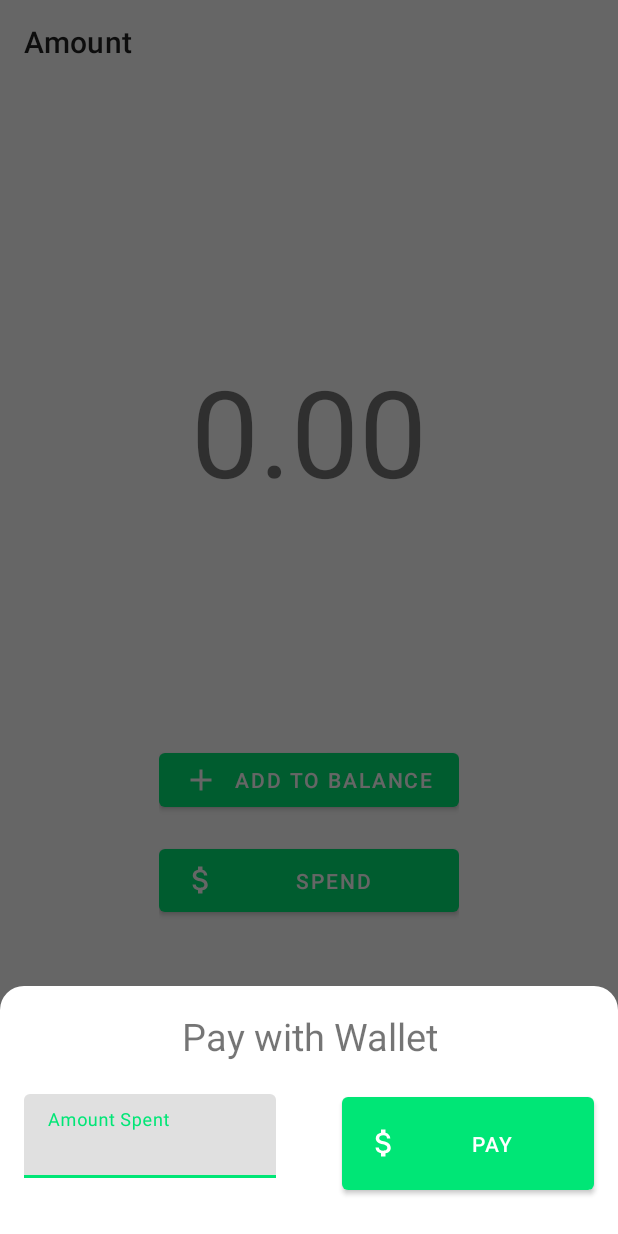
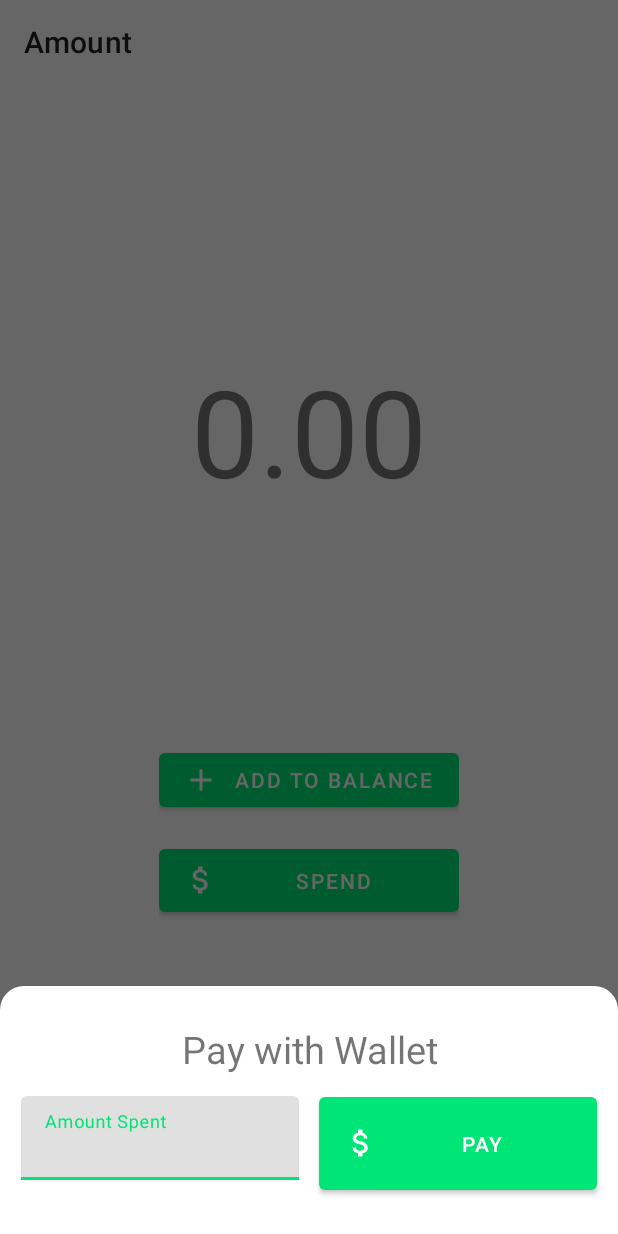
Before and after one commit to GittyMac/WalletCount, an Android app: the screen it shows after launch (MainActivity), after a tap on "SPEND", on a phone screen of 412 x 824 dp. Run offline under Robolectric (Android 15) with nearby library versions, the phone set to English and light mode, and no system bars; our stand-ins replace navigation-ui.

Commit message:
fixed the layout of the spending bottomsheet

```diff
--- a/app/src/main/res/layout/spend_funds_bottomsheet.xml
+++ b/app/src/main/res/layout/spend_funds_bottomsheet.xml
@@ -7,25 +7,25 @@
 
     <Button
         android:id="@+id/button4"
-        android:layout_width="168dp"
+        android:layout_width="0dp"
         android:layout_height="74dp"
         android:layout_marginTop="68dp"
-        android:layout_marginEnd="16dp"
         android:text="Pay"
         app:icon="@drawable/ic_attach_money_black_24dp"
         app:layout_constraintEnd_toEndOf="parent"
-        app:layout_constraintTop_toTopOf="parent" />
+        app:layout_constraintStart_toEndOf="@+id/textInputLayout"
+        app:layout_constraintTop_toTopOf="parent"
+        app:layout_constraintWidth_percent="0.45" />
 
     <TextView
         android:id="@+id/textView4"
         android:layout_width="wrap_content"
         android:layout_height="wrap_content"
         android:layout_marginTop="16dp"
-        android:layout_marginBottom="21dp"
         android:text="Pay with Wallet"
         android:textAlignment="center"
         android:textSize="25sp"
-        app:layout_constraintBottom_toTopOf="@+id/textInputLayout"
+        app:layout_constraintBottom_toTopOf="@+id/button4"
         app:layout_constraintEnd_toEndOf="parent"
         app:layout_constraintStart_toStartOf="parent"
         app:layout_constraintTop_toTopOf="parent" />
@@ -49,11 +49,12 @@
 
     <com.google.android.material.textfield.TextInputLayout
         android:id="@+id/textInputLayout"
-        android:layout_width="168dp"
-        android:layout_height="0dp"
-        android:layout_marginStart="16dp"
+        android:layout_width="0dp"
+        android:layout_height="wrap_content"
+        app:layout_constraintWidth_percent="0.45"
         app:layout_constraintBottom_toTopOf="@+id/scrollView3"
         app:layout_constraintStart_toStartOf="parent"
+        app:layout_constraintEnd_toStartOf="@+id/button4"
         app:layout_constraintTop_toBottomOf="@+id/textView4">
 
         <com.google.android.material.textfield.TextInputEditText
```
